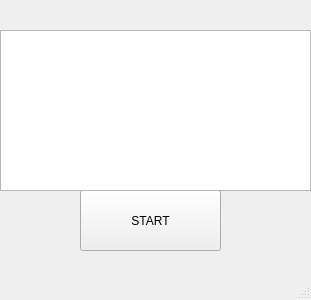
Before: the Qt Designer form Zork-Project/mainwindow.ui in Nathan-Btg/Zork-CS-4076, drawn with Qt 5.
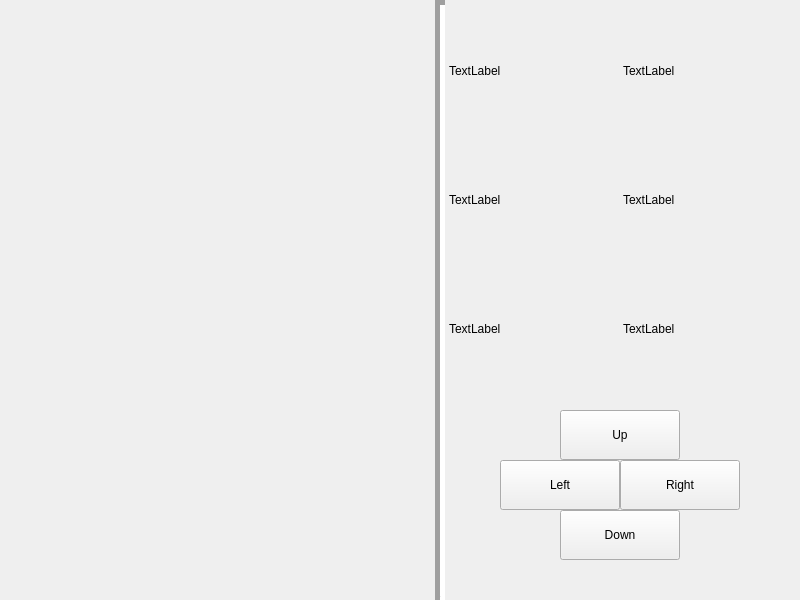
After: the same form once the commit is applied.

```diff
--- a/Zork-Project/mainwindow.ui
+++ b/Zork-Project/mainwindow.ui
@@ -6,8 +6,8 @@
    <rect>
     <x>0</x>
     <y>0</y>
-    <width>311</width>
-    <height>300</height>
+    <width>800</width>
+    <height>600</height>
    </rect>
   </property>
   <property name="windowTitle">
@@ -17,38 +17,139 @@
    <widget class="QPushButton" name="pushButton">
     <property name="geometry">
      <rect>
-      <x>80</x>
-      <y>190</y>
-      <width>141</width>
-      <height>61</height>
+      <x>560</x>
+      <y>510</y>
+      <width>120</width>
+      <height>50</height>
      </rect>
     </property>
     <property name="text">
-     <string>START</string>
+     <string>Down</string>
     </property>
    </widget>
-   <widget class="QTextEdit" name="textEdit">
+   <widget class="QPushButton" name="Left">
     <property name="geometry">
      <rect>
-      <x>0</x>
-      <y>30</y>
-      <width>311</width>
-      <height>161</height>
+      <x>500</x>
+      <y>460</y>
+      <width>120</width>
+      <height>50</height>
      </rect>
     </property>
+    <property name="text">
+     <string>Left</string>
+    </property>
    </widget>
+   <widget class="QPushButton" name="Right">
+    <property name="geometry">
+     <rect>
+      <x>620</x>
+      <y>460</y>
+      <width>120</width>
+      <height>50</height>
+     </rect>
+    </property>
+    <property name="text">
+     <string>Right</string>
+    </property>
+   </widget>
+   <widget class="QPushButton" name="Up">
+    <property name="geometry">
+     <rect>
+      <x>560</x>
+      <y>410</y>
+      <width>120</width>
+      <height>50</height>
+     </rect>
+    </property>
+    <property name="text">
+     <string>Up</string>
+    </property>
+   </widget>
+   <widget class="QWidget" name="gridLayoutWidget">
+    <property name="geometry">
+     <rect>
+      <x>449</x>
+      <y>9</y>
+      <width>341</width>
+      <height>381</height>
+     </rect>
+    </property>
+    <layout class="QGridLayout" name="inventaire">
+     <item row="1" column="0">
+      <widget class="QLabel" name="label_2">
+       <property name="text">
+        <string>TextLabel</string>
+       </property>
+      </widget>
+     </item>
+     <item row="0" column="0">
+      <widget class="QLabel" name="label">
+       <property name="text">
+        <string>TextLabel</string>
+       </property>
+      </widget>
+     </item>
+     <item row="1" column="1">
+      <widget class="QLabel" name="label_4">
+       <property name="text">
+        <string>TextLabel</string>
+       </property>
+      </widget>
+     </item>
+     <item row="0" column="1">
+      <widget class="QLabel" name="label_3">
+       <property name="text">
+        <string>TextLabel</string>
+       </property>
+      </widget>
+     </item>
+     <item row="2" column="0">
+      <widget class="QLabel" name="label_5">
+       <property name="text">
+        <string>TextLabel</string>
+       </property>
+      </widget>
+     </item>
+     <item row="2" column="1">
+      <widget class="QLabel" name="label_6">
+       <property name="text">
+        <string>TextLabel</string>
+       </property>
+      </widget>
+     </item>
+    </layout>
+   </widget>
+   <widget class="QLabel" name="photo">
+    <property name="geometry">
+     <rect>
+      <x>20</x>
+      <y>130</y>
+      <width>400</width>
+      <height>300</height>
+     </rect>
+    </property>
+    <property name="text">
+     <string/>
+    </property>
+   </widget>
+   <widget class="Line" name="line">
+    <property name="geometry">
+     <rect>
+      <x>390</x>
+      <y>0</y>
+      <width>101</width>
+      <height>601</height>
+     </rect>
+    </property>
+    <property name="lineWidth">
+     <number>5</number>
+    </property>
+    <property name="orientation">
+     <enum>Qt::Vertical</enum>
+    </property>
+   </widget>
   </widget>
-  <widget class="QMenuBar" name="menubar">
-   <property name="geometry">
-    <rect>
-     <x>0</x>
-     <y>0</y>
-     <width>311</width>
-     <height>22</height>
-    </rect>
-   </property>
-  </widget>
-  <widget class="QStatusBar" name="statusbar"/>
  </widget>
  <resources/>
  <connections/>
```
Left out of the diff: 2 changed lines with no effect on the pictures.
